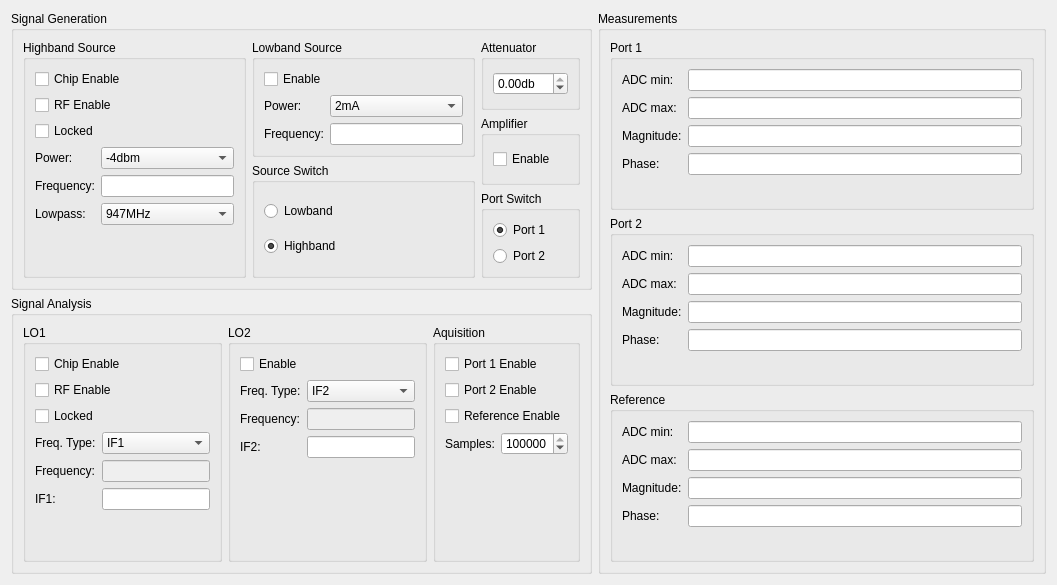
The window that RFExperiments/Software/Application/manualcontroldialog.ui (jankae/VNA) describes before a commit, drawn with Qt 5.
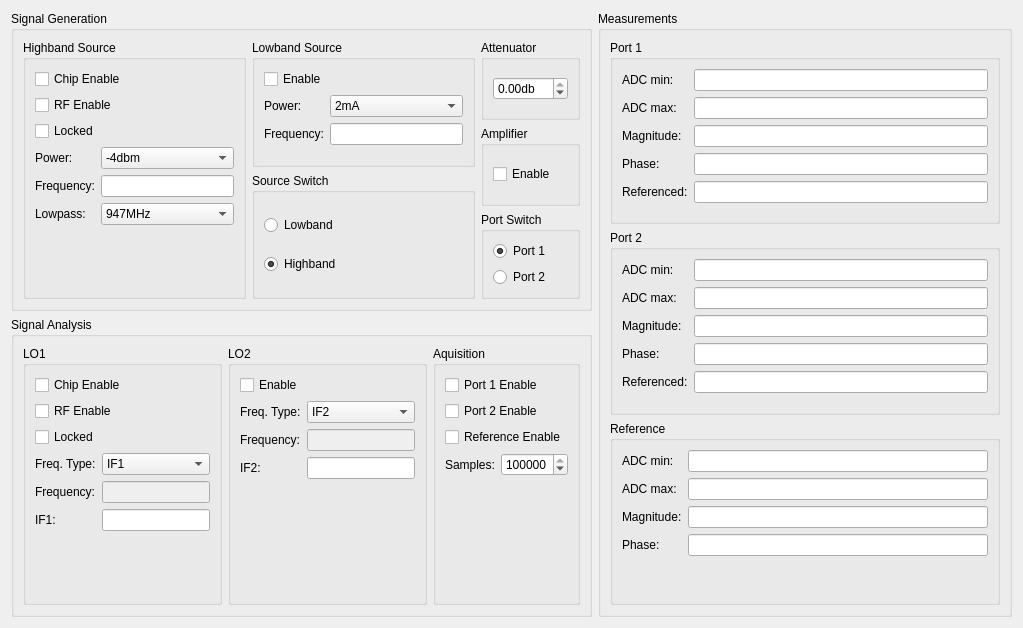
The same window after the commit. Custom widgets are drawn as their Qt base class.

```diff
--- a/RFExperiments/Software/Application/manualcontroldialog.ui
+++ b/RFExperiments/Software/Application/manualcontroldialog.ui
@@ -9,8 +9,8 @@
    <rect>
     <x>0</x>
     <y>0</y>
-    <width>1057</width>
-    <height>585</height>
+    <width>1023</width>
+    <height>628</height>
    </rect>
   </property>
   <property name="windowTitle">
@@ -599,6 +599,16 @@
            <item row="3" column="1">
             <widget class="QLineEdit" name="port1phase"/>
            </item>
+           <item row="4" column="0">
+            <widget class="QLabel" name="label_13">
+             <property name="text">
+              <string>Referenced:</string>
+             </property>
+            </widget>
+           </item>
+           <item row="4" column="1">
+            <widget class="QLineEdit" name="port1referenced"/>
+           </item>
           </layout>
          </item>
         </layout>
@@ -652,6 +662,16 @@
            <item row="3" column="1">
             <widget class="QLineEdit" name="port2phase"/>
            </item>
+           <item row="4" column="0">
+            <widget class="QLabel" name="label_14">
+             <property name="text">
+              <string>Referenced:</string>
+             </property>
+            </widget>
+           </item>
+           <item row="4" column="1">
+            <widget class="QLineEdit" name="port2referenced"/>
+           </item>
           </layout>
          </item>
         </layout>
```
